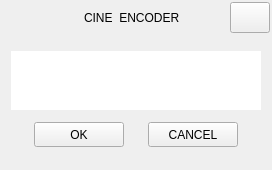
Above: app/message.ui from CineEncoder/cine-encoder before the change. Below: the same form after it.
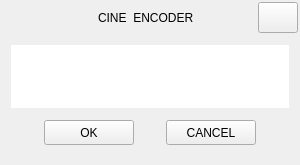
That is the form after the change. Icons and pictures are not drawn.

```diff
--- a/app/message.ui
+++ b/app/message.ui
@@ -6,20 +6,20 @@
    <rect>
     <x>0</x>
     <y>0</y>
-    <width>272</width>
-    <height>170</height>
+    <width>300</width>
+    <height>165</height>
    </rect>
   </property>
   <property name="minimumSize">
    <size>
-    <width>272</width>
-    <height>170</height>
+    <width>300</width>
+    <height>165</height>
    </size>
   </property>
   <property name="maximumSize">
    <size>
-    <width>272</width>
-    <height>170</height>
+    <width>300</width>
+    <height>165</height>
    </size>
   </property>
   <property name="windowTitle">
@@ -108,7 +108,7 @@
           <number>0</number>
          </property>
          <property name="bottomMargin">
-          <number>12</number>
+          <number>0</number>
          </property>
          <property name="spacing">
           <number>0</number>
@@ -321,7 +321,16 @@
             <enum>QFrame::Raised</enum>
            </property>
            <layout class="QGridLayout" name="gridLayout_4">
+            <property name="leftMargin">
+             <number>9</number>
+            </property>
             <property name="topMargin">
+             <number>12</number>
+            </property>
+            <property name="rightMargin">
+             <number>9</number>
+            </property>
+            <property name="bottomMargin">
              <number>18</number>
             </property>
             <property name="horizontalSpacing">
@@ -330,7 +339,7 @@
             <property name="verticalSpacing">
              <number>12</number>
             </property>
-            <item row="1" column="3">
+            <item row="3" column="5">
              <widget class="QPushButton" name="buttonCancel">
               <property name="enabled">
                <bool>true</bool>
@@ -370,20 +379,23 @@
               </property>
              </widget>
             </item>
-            <item row="1" column="0">
-             <spacer name="spacerApply">
+            <item row="3" column="4">
+             <spacer name="horizontalSpacer_3">
               <property name="orientation">
                <enum>Qt::Horizontal</enum>
               </property>
+              <property name="sizeType">
+               <enum>QSizePolicy::Expanding</enum>
+              </property>
               <property name="sizeHint" stdset="0">
                <size>
-                <width>40</width>
+                <width>20</width>
                 <height>20</height>
                </size>
               </property>
              </spacer>
             </item>
-            <item row="1" column="1">
+            <item row="3" column="3">
              <widget class="QPushButton" name="buttonApply">
               <property name="enabled">
                <bool>true</bool>
@@ -423,33 +435,44 @@
               </property>
              </widget>
             </item>
-            <item row="1" column="2">
-             <spacer name="horizontalSpacer_3">
-              <property name="orientation">
-               <enum>Qt::Horizontal</enum>
-              </property>
-              <property name="sizeHint" stdset="0">
-               <size>
-                <width>40</width>
-                <height>20</height>
-               </size>
-              </property>
-             </spacer>
-            </item>
-            <item row="1" column="4">
+            <item row="3" column="6">
              <spacer name="spacerCancel">
               <property name="orientation">
                <enum>Qt::Horizontal</enum>
               </property>
               <property name="sizeHint" stdset="0">
                <size>
-                <width>40</width>
+                <width>20</width>
                 <height>20</height>
                </size>
               </property>
              </spacer>
             </item>
-            <item row="0" column="0" colspan="5">
+            <item row="3" column="0">
+             <spacer name="spacerApply">
+              <property name="orientation">
+               <enum>Qt::Horizontal</enum>
+              </property>
+              <property name="sizeHint" stdset="0">
+               <size>
+                <width>20</width>
+                <height>20</height>
+               </size>
+              </property>
+             </spacer>
+            </item>
+            <item row="2" column="0" colspan="7">
+             <layout class="QHBoxLayout" name="horizontalLayout">
+              <property name="spacing">
+               <number>18</number>
+              </property>
+              <property name="leftMargin">
+               <number>0</number>
+              </property>
+              <property name="rightMargin">
+               <number>0</number>
+              </property>
+              <item>
              <widget class="QTextBrowser" name="textBrowser">
               <property name="enabled">
                <bool>true</bool>
@@ -489,6 +512,8 @@
                <bool>true</bool>
               </property>
              </widget>
+              </item>
+             </layout>
             </item>
            </layout>
           </widget>
```
Lines whose indentation alone changed are shown as unchanged.
